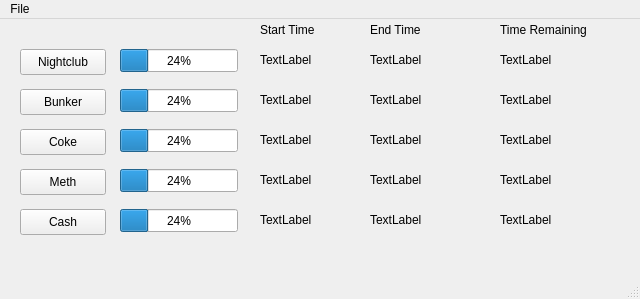
unwisegeek/QtGTATimer, file mainwindow.ui: the form before one commit.
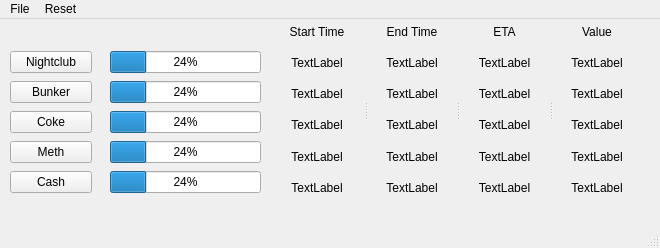
The form after the commit.

Commit message: * Added estimated values labels, and functionality for individual resets.

Diff of the .ui file:
```diff
--- a/mainwindow.ui
+++ b/mainwindow.ui
@@ -6,377 +6,376 @@
    <rect>
     <x>0</x>
     <y>0</y>
-    <width>640</width>
-    <height>299</height>
+    <width>660</width>
+    <height>248</height>
    </rect>
   </property>
   <property name="windowTitle">
    <string>MainWindow</string>
   </property>
   <widget class="QWidget" name="centralwidget">
-   <widget class="QPushButton" name="pushNightclub">
+   <widget class="QWidget" name="">
     <property name="geometry">
      <rect>
-      <x>20</x>
+      <x>10</x>
       <y>30</y>
-      <width>86</width>
-      <height>26</height>
+      <width>82</width>
+      <height>151</height>
      </rect>
     </property>
-    <property name="text">
-     <string>Nightclub</string>
-    </property>
+    <layout class="QVBoxLayout" name="verticalLayout">
+     <item>
+      <widget class="QPushButton" name="pushNightclub">
+       <property name="text">
+        <string>Nightclub</string>
+       </property>
+      </widget>
+     </item>
+     <item>
+      <widget class="QPushButton" name="pushBunker">
+       <property name="text">
+        <string>Bunker</string>
+       </property>
+      </widget>
+     </item>
+     <item>
+      <widget class="QPushButton" name="pushCoke">
+       <property name="text">
+        <string>Coke</string>
+       </property>
+      </widget>
+     </item>
+     <item>
+      <widget class="QPushButton" name="pushMeth">
+       <property name="text">
+        <string>Meth</string>
+       </property>
+      </widget>
+     </item>
+     <item>
+      <widget class="QPushButton" name="pushCash">
+       <property name="text">
+        <string>Cash</string>
+       </property>
+      </widget>
+     </item>
+    </layout>
    </widget>
-   <widget class="QProgressBar" name="progressNightclub">
+   <widget class="QWidget" name="">
     <property name="geometry">
      <rect>
-      <x>120</x>
+      <x>110</x>
       <y>30</y>
-      <width>118</width>
-      <height>23</height>
+      <width>151</width>
+      <height>151</height>
      </rect>
     </property>
-    <property name="value">
-     <number>24</number>
-    </property>
+    <layout class="QVBoxLayout" name="verticalLayout_2">
+     <item>
+      <widget class="QProgressBar" name="progressNightclub">
+       <property name="value">
+        <number>24</number>
+       </property>
+      </widget>
+     </item>
+     <item>
+      <widget class="QProgressBar" name="progressBunker">
+       <property name="value">
+        <number>24</number>
+       </property>
+      </widget>
+     </item>
+     <item>
+      <widget class="QProgressBar" name="progressCoke">
+       <property name="value">
+        <number>24</number>
+       </property>
+      </widget>
+     </item>
+     <item>
+      <widget class="QProgressBar" name="progressMeth">
+       <property name="value">
+        <number>24</number>
+       </property>
+      </widget>
+     </item>
+     <item>
+      <widget class="QProgressBar" name="progressCash">
+       <property name="value">
+        <number>24</number>
+       </property>
+      </widget>
+     </item>
+    </layout>
    </widget>
-   <widget class="QLabel" name="labelNightclubStart">
+   <widget class="QSplitter" name="splitter">
     <property name="geometry">
      <rect>
-      <x>260</x>
-      <y>30</y>
-      <width>101</width>
-      <height>21</height>
-     </rect>
-    </property>
-    <property name="text">
-     <string>TextLabel</string>
-    </property>
-   </widget>
-   <widget class="QLabel" name="labelNightclubEnd">
-    <property name="geometry">
-     <rect>
-      <x>370</x>
-      <y>30</y>
-      <width>101</width>
-      <height>21</height>
-     </rect>
-    </property>
-    <property name="text">
-     <string>TextLabel</string>
-    </property>
-   </widget>
-   <widget class="QLabel" name="labelNightclubRem">
-    <property name="geometry">
-     <rect>
-      <x>500</x>
-      <y>30</y>
-      <width>101</width>
-      <height>21</height>
-     </rect>
-    </property>
-    <property name="text">
-     <string>TextLabel</string>
-    </property>
-   </widget>
-   <widget class="QLabel" name="labelHeadingStart">
-    <property name="geometry">
-     <rect>
-      <x>260</x>
+      <x>270</x>
       <y>0</y>
-      <width>101</width>
-      <height>21</height>
+      <width>371</width>
+      <height>181</height>
      </rect>
     </property>
-    <property name="text">
-     <string>Start Time</string>
+    <property name="orientation">
+     <enum>Qt::Horizontal</enum>
     </property>
-   </widget>
-   <widget class="QLabel" name="labelHeadingRem">
-    <property name="geometry">
-     <rect>
-      <x>500</x>
-      <y>0</y>
-      <width>101</width>
-      <height>21</height>
-     </rect>
-    </property>
-    <property name="text">
-     <string>Time Remaining</string>
-    </property>
-   </widget>
-   <widget class="QLabel" name="labelHeadingEnd">
-    <property name="geometry">
-     <rect>
-      <x>370</x>
-      <y>0</y>
-      <width>101</width>
-      <height>21</height>
-     </rect>
-    </property>
-    <property name="text">
-     <string>End Time</string>
-    </property>
-   </widget>
-   <widget class="QPushButton" name="pushBunker">
-    <property name="geometry">
-     <rect>
-      <x>20</x>
-      <y>70</y>
-      <width>86</width>
-      <height>26</height>
-     </rect>
-    </property>
-    <property name="text">
-     <string>Bunker</string>
-    </property>
-   </widget>
-   <widget class="QLabel" name="labelBunkerStart">
-    <property name="geometry">
-     <rect>
-      <x>260</x>
-      <y>70</y>
-      <width>101</width>
-      <height>21</height>
-     </rect>
-    </property>
-    <property name="text">
-     <string>TextLabel</string>
-    </property>
-   </widget>
-   <widget class="QLabel" name="labelBunkerRem">
-    <property name="geometry">
-     <rect>
-      <x>500</x>
-      <y>70</y>
-      <width>101</width>
-      <height>21</height>
-     </rect>
-    </property>
-    <property name="text">
-     <string>TextLabel</string>
-    </property>
-   </widget>
-   <widget class="QProgressBar" name="progressBunker">
-    <property name="geometry">
-     <rect>
-      <x>120</x>
-      <y>70</y>
-      <width>118</width>
-      <height>23</height>
-     </rect>
-    </property>
-    <property name="value">
-     <number>24</number>
-    </property>
-   </widget>
-   <widget class="QLabel" name="labelBunkerEnd">
-    <property name="geometry">
-     <rect>
-      <x>370</x>
-      <y>70</y>
-      <width>101</width>
-      <height>21</height>
-     </rect>
-    </property>
-    <property name="text">
-     <string>TextLabel</string>
-    </property>
-   </widget>
-   <widget class="QPushButton" name="pushCoke">
-    <property name="geometry">
-     <rect>
-      <x>20</x>
-      <y>110</y>
-      <width>86</width>
-      <height>26</height>
-     </rect>
-    </property>
-    <property name="text">
-     <string>Coke</string>
-    </property>
-   </widget>
-   <widget class="QLabel" name="labelCokeStart">
-    <property name="geometry">
-     <rect>
-      <x>260</x>
-      <y>110</y>
-      <width>101</width>
-      <height>21</height>
-     </rect>
-    </property>
-    <property name="text">
-     <string>TextLabel</string>
-    </property>
-   </widget>
-   <widget class="QLabel" name="labelCokeRem">
-    <property name="geometry">
-     <rect>
-      <x>500</x>
-      <y>110</y>
-      <width>101</width>
-      <height>21</height>
-     </rect>
-    </property>
-    <property name="text">
-     <string>TextLabel</string>
-    </property>
-   </widget>
-   <widget class="QProgressBar" name="progressCoke">
-    <property name="geometry">
-     <rect>
-      <x>120</x>
-      <y>110</y>
-      <width>118</width>
-      <height>23</height>
-     </rect>
-    </property>
-    <property name="value">
-     <number>24</number>
-    </property>
-   </widget>
-   <widget class="QLabel" name="labelCokeEnd">
-    <property name="geometry">
-     <rect>
-      <x>370</x>
-      <y>110</y>
-      <width>101</width>
-      <height>21</height>
-     </rect>
-    </property>
-    <property name="text">
-     <string>TextLabel</string>
-    </property>
-   </widget>
-   <widget class="QPushButton" name="pushMeth">
-    <property name="geometry">
-     <rect>
-      <x>20</x>
-      <y>150</y>
-      <width>86</width>
-      <height>26</height>
-     </rect>
-    </property>
-    <property name="text">
-     <string>Meth</string>
-    </property>
-   </widget>
-   <widget class="QLabel" name="labelMethStart">
-    <property name="geometry">
-     <rect>
-      <x>260</x>
-      <y>150</y>
-      <width>101</width>
-      <height>21</height>
-     </rect>
-    </property>
-    <property name="text">
-     <string>TextLabel</string>
-    </property>
-   </widget>
-   <widget class="QLabel" name="labelMethRem">
-    <property name="geometry">
-     <rect>
-      <x>500</x>
-      <y>150</y>
-      <width>101</width>
-      <height>21</height>
-     </rect>
-    </property>
-    <property name="text">
-     <string>TextLabel</string>
-    </property>
-   </widget>
-   <widget class="QProgressBar" name="progressMeth">
-    <property name="geometry">
-     <rect>
-      <x>120</x>
-      <y>150</y>
-      <width>118</width>
-      <height>23</height>
-     </rect>
-    </property>
-    <property name="value">
-     <number>24</number>
-    </property>
-   </widget>
-   <widget class="QLabel" name="labelMethEnd">
-    <property name="geometry">
-     <rect>
-      <x>370</x>
-      <y>150</y>
-      <width>101</width>
-      <height>21</height>
-     </rect>
-    </property>
-    <property name="text">
-     <string>TextLabel</string>
-    </property>
-   </widget>
-   <widget class="QPushButton" name="pushCash">
-    <property name="geometry">
-     <rect>
-      <x>20</x>
-      <y>190</y>
-      <width>86</width>
-      <height>26</height>
-     </rect>
-    </property>
-    <property name="text">
-     <string>Cash</string>
-    </property>
-   </widget>
-   <widget class="QLabel" name="labelCashStart">
-    <property name="geometry">
-     <rect>
-      <x>260</x>
-      <y>190</y>
-      <width>101</width>
-      <height>21</height>
-     </rect>
-    </property>
-    <property name="text">
-     <string>TextLabel</string>
-    </property>
-   </widget>
-   <widget class="QLabel" name="labelCashRem">
-    <property name="geometry">
-     <rect>
-      <x>500</x>
-      <y>190</y>
-      <width>101</width>
-      <height>21</height>
-     </rect>
-    </property>
-    <property name="text">
-     <string>TextLabel</string>
-    </property>
-   </widget>
-   <widget class="QProgressBar" name="progressCash">
-    <property name="geometry">
-     <rect>
-      <x>120</x>
-      <y>190</y>
-      <width>118</width>
-      <height>23</height>
-     </rect>
-    </property>
-    <property name="value">
-     <number>24</number>
-    </property>
-   </widget>
-   <widget class="QLabel" name="labelCashEnd">
-    <property name="geometry">
-     <rect>
-      <x>370</x>
-      <y>190</y>
-      <width>101</width>
-      <height>21</height>
-     </rect>
-    </property>
-    <property name="text">
-     <string>TextLabel</string>
-    </property>
+    <widget class="QWidget" name="">
+     <layout class="QVBoxLayout" name="verticalLayout_3">
+      <item>
+       <widget class="QLabel" name="labelHeadingStart">
+        <property name="text">
+         <string>Start Time</string>
+        </property>
+        <property name="alignment">
+         <set>Qt::AlignCenter</set>
+        </property>
+       </widget>
+      </item>
+      <item>
+       <widget class="QLabel" name="labelNightclubStart">
+        <property name="text">
+         <string>TextLabel</string>
+        </property>
+        <property name="alignment">
+         <set>Qt::AlignCenter</set>
+        </property>
+       </widget>
+      </item>
+      <item>
+       <widget class="QLabel" name="labelBunkerStart">
+        <property name="text">
+         <string>TextLabel</string>
+        </property>
+        <property name="alignment">
+         <set>Qt::AlignCenter</set>
+        </property>
+       </widget>
+      </item>
+      <item>
+       <widget class="QLabel" name="labelCokeStart">
+        <property name="text">
+         <string>TextLabel</string>
+        </property>
+        <property name="alignment">
+         <set>Qt::AlignCenter</set>
+        </property>
+       </widget>
+      </item>
+      <item>
+       <widget class="QLabel" name="labelMethStart">
+        <property name="text">
+         <string>TextLabel</string>
+        </property>
+        <property name="alignment">
+         <set>Qt::AlignCenter</set>
+        </property>
+       </widget>
+      </item>
+      <item>
+       <widget class="QLabel" name="labelCashStart">
+        <property name="text">
+         <string>TextLabel</string>
+        </property>
+        <property name="alignment">
+         <set>Qt::AlignCenter</set>
+        </property>
+       </widget>
+      </item>
+     </layout>
+    </widget>
+    <widget class="QWidget" name="">
+     <layout class="QVBoxLayout" name="verticalLayout_4">
+      <item>
+       <widget class="QLabel" name="labelHeadingEnd">
+        <property name="text">
+         <string>End Time</string>
+        </property>
+        <property name="alignment">
+         <set>Qt::AlignCenter</set>
+        </property>
+       </widget>
+      </item>
+      <item>
+       <widget class="QLabel" name="labelNightclubEnd">
+        <property name="text">
+         <string>TextLabel</string>
+        </property>
+        <property name="alignment">
+         <set>Qt::AlignCenter</set>
+        </property>
+       </widget>
+      </item>
+      <item>
+       <widget class="QLabel" name="labelBunkerEnd">
+        <property name="text">
+         <string>TextLabel</string>
+        </property>
+        <property name="alignment">
+         <set>Qt::AlignCenter</set>
+        </property>
+       </widget>
+      </item>
+      <item>
+       <widget class="QLabel" name="labelCokeEnd">
+        <property name="text">
+         <string>TextLabel</string>
+        </property>
+        <property name="alignment">
+         <set>Qt::AlignCenter</set>
+        </property>
+       </widget>
+      </item>
+      <item>
+       <widget class="QLabel" name="labelMethEnd">
+        <property name="text">
+         <string>TextLabel</string>
+        </property>
+        <property name="alignment">
+         <set>Qt::AlignCenter</set>
+        </property>
+       </widget>
+      </item>
+      <item>
+       <widget class="QLabel" name="labelCashEnd">
+        <property name="text">
+         <string>TextLabel</string>
+        </property>
+        <property name="alignment">
+         <set>Qt::AlignCenter</set>
+        </property>
+       </widget>
+      </item>
+     </layout>
+    </widget>
+    <widget class="QWidget" name="">
+     <layout class="QVBoxLayout" name="verticalLayout_5">
+      <item>
+       <widget class="QLabel" name="labelHeadingRem">
+        <property name="text">
+         <string>ETA</string>
+        </property>
+        <property name="alignment">
+         <set>Qt::AlignCenter</set>
+        </property>
+       </widget>
+      </item>
+      <item>
+       <widget class="QLabel" name="labelNightclubRem">
+        <property name="text">
+         <string>TextLabel</string>
+        </property>
+        <property name="alignment">
+         <set>Qt::AlignCenter</set>
+        </property>
+       </widget>
+      </item>
+      <item>
+       <widget class="QLabel" name="labelBunkerRem">
+        <property name="text">
+         <string>TextLabel</string>
+        </property>
+        <property name="alignment">
+         <set>Qt::AlignCenter</set>
+        </property>
+       </widget>
+      </item>
+      <item>
+       <widget class="QLabel" name="labelCokeRem">
+        <property name="text">
+         <string>TextLabel</string>
+        </property>
+        <property name="alignment">
+         <set>Qt::AlignCenter</set>
+        </property>
+       </widget>
+      </item>
+      <item>
+       <widget class="QLabel" name="labelMethRem">
+        <property name="text">
+         <string>TextLabel</string>
+        </property>
+        <property name="alignment">
+         <set>Qt::AlignCenter</set>
+        </property>
+       </widget>
+      </item>
+      <item>
+       <widget class="QLabel" name="labelCashRem">
+        <property name="text">
+         <string>TextLabel</string>
+        </property>
+        <property name="alignment">
+         <set>Qt::AlignCenter</set>
+        </property>
+       </widget>
+      </item>
+     </layout>
+    </widget>
+    <widget class="QWidget" name="">
+     <layout class="QVBoxLayout" name="verticalLayout_6">
+      <item>
+       <widget class="QLabel" name="labelHeadingRem_2">
+        <property name="text">
+         <string>Value</string>
+        </property>
+        <property name="alignment">
+         <set>Qt::AlignCenter</set>
+        </property>
+       </widget>
+      </item>
+      <item>
+       <widget class="QLabel" name="labelNightclubVal">
+        <property name="text">
+         <string>TextLabel</string>
+        </property>
+        <property name="alignment">
+         <set>Qt::AlignCenter</set>
+        </property>
+       </widget>
+      </item>
+      <item>
+       <widget class="QLabel" name="labelBunkerVal">
+        <property name="text">
+         <string>TextLabel</string>
+        </property>
+        <property name="alignment">
+         <set>Qt::AlignCenter</set>
+        </property>
+       </widget>
+      </item>
+      <item>
+       <widget class="QLabel" name="labelCokeVal">
+        <property name="text">
+         <string>TextLabel</string>
+        </property>
+        <property name="alignment">
+         <set>Qt::AlignCenter</set>
+        </property>
+       </widget>
+      </item>
+      <item>
+       <widget class="QLabel" name="labelMethVal">
+        <property name="text">
+         <string>TextLabel</string>
+        </property>
+        <property name="alignment">
+         <set>Qt::AlignCenter</set>
+        </property>
+       </widget>
+      </item>
+      <item>
+       <widget class="QLabel" name="labelCashVal">
+        <property name="text">
+         <string>TextLabel</string>
+        </property>
+        <property name="alignment">
+         <set>Qt::AlignCenter</set>
+        </property>
+       </widget>
+      </item>
+     </layout>
+    </widget>
    </widget>
   </widget>
   <widget class="QMenuBar" name="menubar">
@@ -384,8 +383,8 @@
     <rect>
      <x>0</x>
      <y>0</y>
-     <width>640</width>
-     <height>28</height>
+     <width>660</width>
+     <height>22</height>
     </rect>
    </property>
    <widget class="QMenu" name="menuFile">
@@ -395,7 +394,19 @@
     <addaction name="actionReset_All_Timers"/>
     <addaction name="actionQuit"/>
    </widget>
+   <widget class="QMenu" name="menuReset">
+    <property name="title">
+     <string>Reset</string>
+    </property>
+    <addaction name="actionReset_All_Timers_2"/>
+    <addaction name="actionNightclub"/>
+    <addaction name="actionBunker"/>
+    <addaction name="actionCoke"/>
+    <addaction name="actionMeth"/>
+    <addaction name="actionCash"/>
+   </widget>
    <addaction name="menuFile"/>
+   <addaction name="menuReset"/>
   </widget>
   <widget class="QStatusBar" name="statusbar"/>
   <action name="actionReset_All_Timers">
```
Left out of the diff: 33 changed lines with no effect on the pictures. The commit also changes 2 other files.
